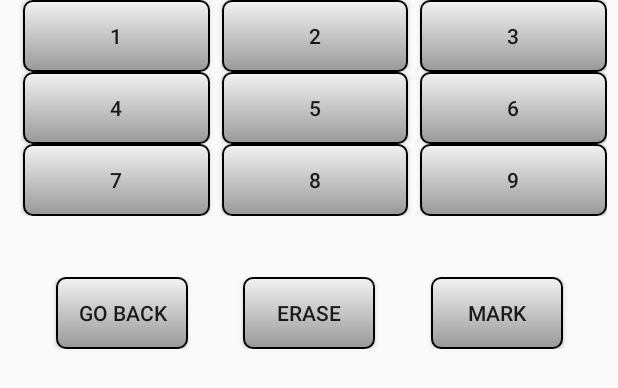
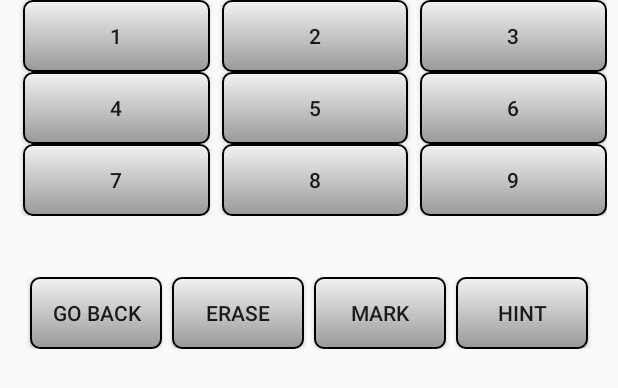
Before and after one commit to SudokuApp/Sudoku, an Android app: the layout fragment_button_group.xml on its own in the app's theme, with its tools: preview values and no code run, on a phone screen of 412 x 824 dp. Shown: the top 388 px of the screen. Run offline under Robolectric (Android 15) with nearby library versions, the light colour scheme and no system bars.

Commit message:
hint system made

```diff
--- a/app/src/main/res/layout/fragment_button_group.xml
+++ b/app/src/main/res/layout/fragment_button_group.xml
@@ -190,10 +190,12 @@
 
     </android.support.constraint.ConstraintLayout>
 
-    <android.support.constraint.ConstraintLayout
+    <LinearLayout
         android:id="@+id/btnGroup5"
         android:layout_width="match_parent"
         android:layout_height="wrap_content"
+        android:orientation="horizontal"
+        android:gravity="center_horizontal"
         app:layout_constraintBottom_toBottomOf="parent">
 
         <Button
@@ -201,33 +203,34 @@
             android:layout_width="wrap_content"
             android:layout_height="wrap_content"
             android:background="@drawable/button_default"
-            android:text="@string/go_back"
-            app:layout_constraintEnd_toStartOf="@+id/clearBtn"
-            app:layout_constraintHorizontal_bias="0.5"
-            app:layout_constraintStart_toStartOf="parent"
-            tools:layout_editor_absoluteY="0dp" />
+            android:layout_marginHorizontal="3dp"
+            android:text="@string/go_back"/>
 
         <Button
             android:id="@+id/clearBtn"
             android:layout_width="wrap_content"
             android:layout_height="wrap_content"
             android:background="@drawable/button_default"
+            android:layout_marginHorizontal="3dp"
             android:tag="x"
-            android:text="@string/erase"
-            app:layout_constraintEnd_toStartOf="@+id/btnMark"
-            app:layout_constraintHorizontal_bias="0.5"
-            app:layout_constraintStart_toEndOf="@+id/returnBtn"
-            tools:layout_editor_absoluteY="0dp" />
+            android:text="@string/erase" />
 
         <Button
             android:id="@+id/btnMark"
             android:layout_width="wrap_content"
             android:layout_height="wrap_content"
             android:background="@drawable/button_default"
+            android:layout_marginHorizontal="3dp"
             android:tag="m"
-            android:text="@string/mark"
-            app:layout_constraintEnd_toEndOf="parent"
-            app:layout_constraintHorizontal_bias="0.5"
-            app:layout_constraintStart_toEndOf="@+id/clearBtn" />
-    </android.support.constraint.ConstraintLayout>
+            android:text="@string/mark" />
+
+        <Button
+            android:id="@+id/btnHint"
+            android:layout_width="wrap_content"
+            android:layout_height="wrap_content"
+            android:background="@drawable/button_default"
+            android:layout_marginHorizontal="3dp"
+            android:tag="m"
+            android:text="@string/hint" />
+    </LinearLayout>
 </LinearLayout>
--- a/app/src/main/res/values/strings.xml
+++ b/app/src/main/res/values/strings.xml
@@ -68,4 +68,5 @@
         because there is another 8 in the same row (as shown with the red line).</string>
     <string name="fourth_rule_how_to">The last and the most important rule is to enjoy the game
         and have fun. So go and enjoy! \n\nArnbjörg, Haraldur, Hreiðar and Þórný</string>
+    <string name="hint">Hint</string>
 </resources>
```
Also changed, not shown: app/src/main/java/c/b/a/sudokuapp/BoardFragment.java (+41 -10 lines).
